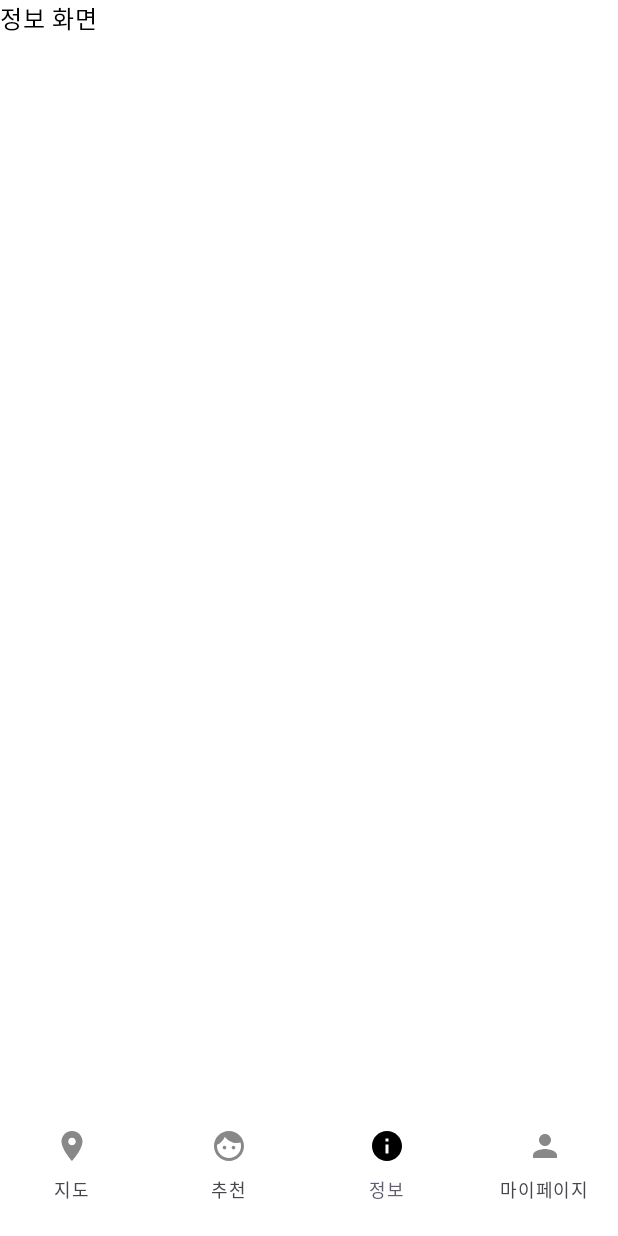
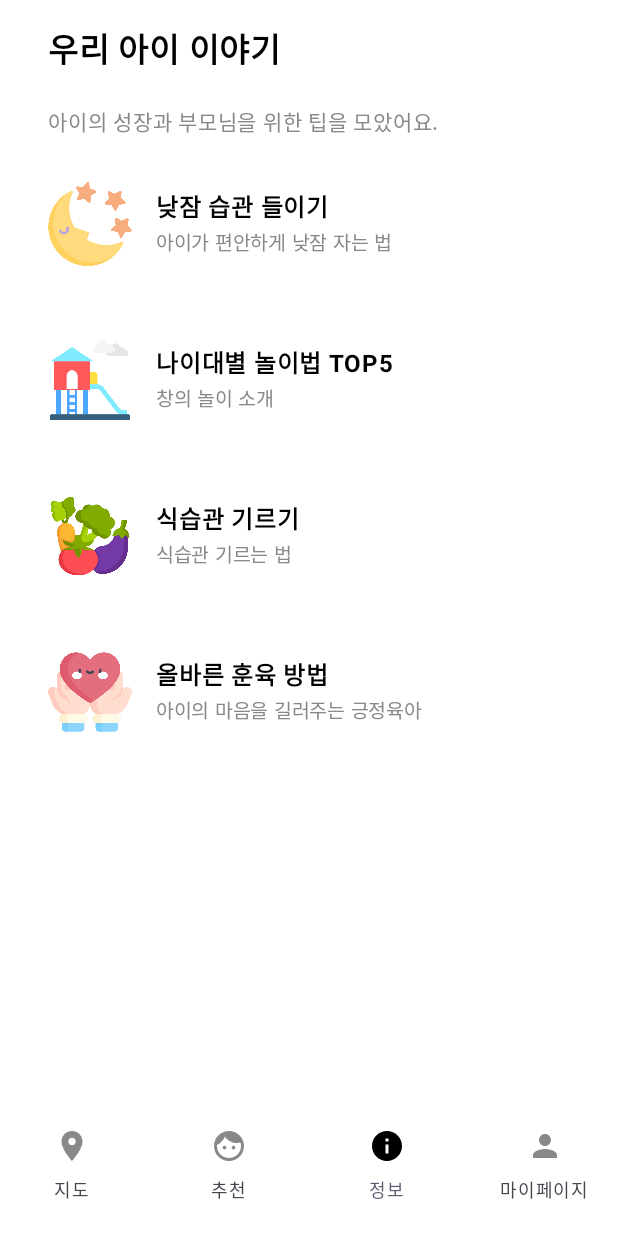
Before and after one commit to shm878011/team6, an Android app built with Jetpack Compose: the MainScreen screen opened through its navigation route, item 3 of the bottom bar chosen, on a phone screen of 412 x 824 dp. Run offline under Robolectric (Android 15) with nearby library versions, the phone set to English and light mode, and no system bars; our stand-ins replace Firebase (no records; nobody signed in at launch, a user with empty details on screens opened directly); libraries missing offline, so code that uses them is left out: com.naver.maps, org.apache.poi; 13 statements that could not run were skipped.

Commit message:
Add files via upload

```diff
--- /dev/null
+++ b/app/src/main/java/com/example/team6/model/InfoItem.kt
@@ -0,0 +1,6 @@
+package com.example.team6.model
+
+data class InfoItem(val title: String,
+                    val desc: String,
+                    val icon: Int, val
+                    route: String)
--- a/app/src/main/java/com/example/team6/model/Routes.kt
+++ b/app/src/main/java/com/example/team6/model/Routes.kt
@@ -1,4 +1,6 @@
 package com.example.team6.model
+
+import okhttp3.Route
 
 sealed class Routes(val route: String) {
     object Login : Routes("login") // 로그인화면
--- a/app/src/main/java/com/example/team6/navGraph/MainGraph.kt
+++ b/app/src/main/java/com/example/team6/navGraph/MainGraph.kt
@@ -4,8 +4,6 @@ import androidx.compose.foundation.layout.padding
 import androidx.compose.material3.Scaffold
 import androidx.compose.runtime.Composable
 import androidx.compose.runtime.LaunchedEffect
-import androidx.compose.runtime.mutableStateListOf
-import androidx.compose.runtime.remember
 import androidx.compose.ui.Modifier
 import androidx.lifecycle.viewmodel.compose.viewModel
 import androidx.navigation.NavType
@@ -16,14 +14,17 @@ import androidx.navigation.navArgument
 import com.example.team6.uicomponents.BottomNavigationBar
 import com.example.team6.model.BottomNavRoute
 import com.example.team6.model.Routes
-import com.example.team6.model.UserInfo
+import com.example.team6.screens.InfoMainScreen
 import com.example.team6.uicomponents.AccountInfoScreen
 import com.example.team6.uicomponents.FavoriteNurseriesScreen
 import com.example.team6.uicomponents.LocationSettingScreen
 import com.example.team6.uicomponents.MyPageScreen
 import com.example.team6.uicomponents.MyReviewsScreen
 import com.example.team6.uicomponents.MapScreen
-import com.example.team6.uicomponents.InfoScreen
+import com.example.team6.uicomponents.info.EduDetailScreen
+import com.example.team6.uicomponents.info.FoodDetailScreen
+import com.example.team6.uicomponents.info.NapDetailScreen
+import com.example.team6.uicomponents.info.PlayDetailScreen
 import com.example.team6.uicomponents.recommend.QuestionScreen
 import com.example.team6.uicomponents.recommend.RecommendScreen
 import com.example.team6.uicomponents.recommend.ResultScreen
@@ -64,8 +65,14 @@ fun MainScreen(
                 RecommendScreen(navController)
             }
             composable(BottomNavRoute.Info.route) {
-                InfoScreen()
+                InfoMainScreen(navController)
             }
+
+            composable("nap_detail")  { NapDetailScreen() }
+            composable("play_detail") { PlayDetailScreen() }
+            composable("food_detail") { FoodDetailScreen() }
+            composable("edu_detail") { EduDetailScreen() }
+
 
             composable(BottomNavRoute.MyPage.route) {
                 MyPageScreen(navController)
@@ -84,7 +91,7 @@ fun MainScreen(
                 MyReviewsScreen(navController)
             }
             composable("favorite_nurseries") {
-                FavoriteNurseriesScreen(favorites = viewModel.likedNurseries, navController)
+                FavoriteNurseriesScreen(favorites = viewModel.likedNurseries, navController, viewModel = viewModel)
             }
             composable("location_setting") {
                 LocationSettingScreen(navController,viewModel)
@@ -116,7 +123,8 @@ fun MainScreen(
                     importantPoint = importantPoint,
                     guardianAvailable = guardianAvailable,
                     active = active,
-                    now = nowadmission
+                    now = nowadmission,
+                    viewModel = viewModel
                 )
             }
         }
--- a/app/src/main/java/com/example/team6/uicomponents/MapScreen.kt
+++ b/app/src/main/java/com/example/team6/uicomponents/MapScreen.kt
@@ -175,7 +175,6 @@ fun MapScreen(viewModel: MainViewModel) {
 
     val kindergartenList by viewModel.kindergartenList.collectAsState()
     val checklist by viewModel.checklist.collectAsState()
-    //var clicklist by remember { mutableStateOf<KinderInfo?>(null) }
     val clicklist by viewModel.clicklist.collectAsState()
     val clickData by viewModel.clickdata.collectAsState()
     val currentAddress by viewModel.addressText.collectAsState()
--- /dev/null
+++ b/app/src/main/java/com/example/team6/uicomponents/info/InfoMainScreen.kt
@@ -0,0 +1,81 @@
+package com.example.team6.screens
+
+import androidx.compose.foundation.Image
+import androidx.compose.foundation.clickable
+import androidx.compose.foundation.layout.*
+import androidx.compose.foundation.lazy.LazyColumn
+import androidx.compose.foundation.lazy.items
+import androidx.compose.material3.*
+import androidx.compose.runtime.*
+import androidx.compose.ui.Alignment
+import androidx.compose.ui.Modifier
+import androidx.compose.ui.graphics.Color
+import androidx.compose.ui.res.painterResource
+import androidx.compose.ui.text.font.FontWeight
+import androidx.compose.ui.unit.dp
+import androidx.compose.ui.unit.sp
+import androidx.navigation.NavController
+import com.example.team6.R
+import com.example.team6.model.InfoItem
+
+val infoList = listOf(
+    InfoItem("낮잠 습관 들이기", "아이가 편안하게 낮잠 자는 법", R.drawable.img_info_nap, "nap_detail"),
+    InfoItem("나이대별 놀이법 TOP5", "창의 놀이 소개", R.drawable.img_info_play, "play_detail"),
+    InfoItem("식습관 기르기", "식습관 기르는 법", R.drawable.img_info_food, "food_detail"),
+    InfoItem("올바른 훈육 방법", "아이의 마음을 길러주는 긍정육아", R.drawable.img_info_edu, "edu_detail")
+
+)
+
+@Composable
+fun InfoMainScreen(navController: NavController) {
+    Column(
+        modifier = Modifier
+            .fillMaxSize()
+            .padding(start = 16.dp)
+    ) {
+        Text(
+            text = "우리 아이 이야기",
+            fontSize = 22.sp,
+            fontWeight = FontWeight.Bold,
+            modifier = Modifier.padding(16.dp)
+        )
+
+        Text(
+            text = "아이의 성장과 부모님을 위한 팁을 모았어요.",
+            fontSize = 14.sp,
+            color = Color.Gray,
+            modifier = Modifier.padding(horizontal = 16.dp, vertical = 4.dp)
+        )
+
+        LazyColumn {
+            items(infoList) { item ->
+                InfoListItem(item = item, navController = navController)
+            }
+        }
+    }
+}
+
+@Composable
+fun InfoListItem(item: InfoItem, navController: NavController) {
+    Row(
+        modifier = Modifier
+            .fillMaxWidth()
+            .clickable {
+                navController.navigate(item.route)
+            }
+            .padding(16.dp),
+        verticalAlignment = Alignment.CenterVertically
+    ) {
+        Image(
+            painter = painterResource(id = item.icon),
+            contentDescription = item.title,
+            modifier = Modifier
+                .size(72.dp)
+                .padding(end = 16.dp)
+        )
+        Column {
+            Text(text = item.title, fontSize = 16.sp, fontWeight = FontWeight.Bold)
+            Text(text = item.desc, fontSize = 13.sp, color = Color.Gray)
+        }
+    }
+}
--- a/app/src/main/java/com/example/team6/uicomponents/recommend/QuestionScreen.kt
+++ b/app/src/main/java/com/example/team6/uicomponents/recommend/QuestionScreen.kt
@@ -16,6 +16,7 @@ import com.example.team6.model.Routes
 
 @Composable
 fun QuestionScreen(navController: NavHostController) {
+
     val steps = 5
     var currentStep by remember { mutableStateOf(0) }
 
```
Also changed, not shown: app/src/main/java/com/example/team6/uicomponents/FavoriteNurseriesScreen.kt (+60 -26 lines), app/src/main/java/com/example/team6/uicomponents/info/EduDetailScreen.kt (added, +117 -0 lines), app/src/main/java/com/example/team6/uicomponents/info/FoodDetailScreen.kt (added, +118 -0 lines), app/src/main/java/com/example/team6/uicomponents/info/NapDetailScreen.kt (added, +104 -0 lines), app/src/main/java/com/example/team6/uicomponents/info/PlayDetailScreen.kt (added, +109 -0 lines), app/src/main/java/com/example/team6/uicomponents/recommend/ResultScreen.kt (+55 -4 lines), app/src/main/java/com/example/team6/viewmodel/MainViewModel.kt (+8 -16 lines), app/src/main/res/drawable/img_info_edu.png (added), app/src/main/res/drawable/img_info_food.png (added), app/src/main/res/drawable/img_info_kin.png (added), app/src/main/res/drawable/img_info_nap.png (added), app/src/main/res/drawable/img_info_play.png (added).
